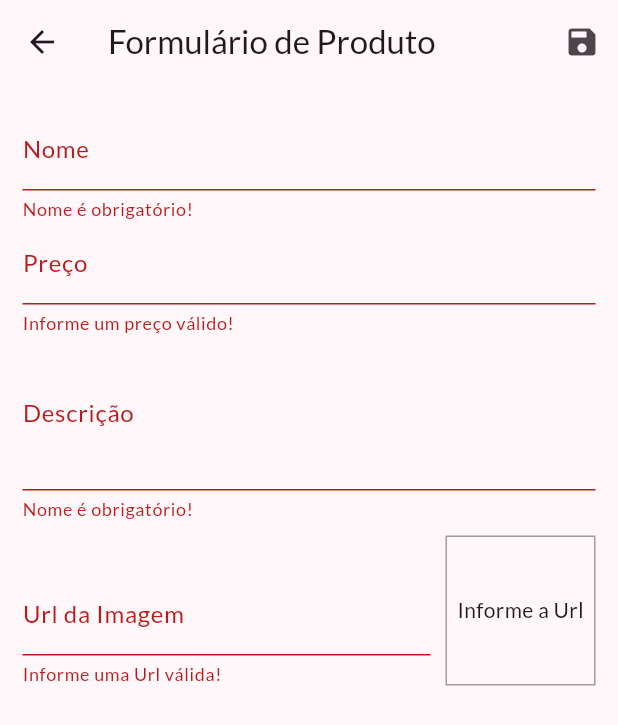
After one commit to camposFabio/udemy_aprenda_flutter_desenvolva_apps_2022, a Flutter app: the ProductFormPage screen opened by its route, after a tap on the "save" icon, on a phone screen of 412 x 824 dp. The commit adds this screen. Shown: the top 725 px of the screen. Run offline on Flutter 3.47's test engine with Material 2 defaults, Android fonts, the phone set to English and light mode, and no system bars; network calls fail.

Commit message:
Section 9 - final

```diff
--- a/shop/lib/components/product_grid.dart
+++ b/shop/lib/components/product_grid.dart
@@ -1,6 +1,6 @@
 import 'package:flutter/material.dart';
 import 'package:provider/provider.dart';
-import 'package:shop/components/product_item.dart';
+import 'package:shop/components/product_grid_item.dart';
 import 'package:shop/models/product.dart';
 import 'package:shop/models/product_list.dart';
 
@@ -29,7 +29,7 @@ class ProductGrid extends StatelessWidget {
       ),
       itemBuilder: (ctx, i) => ChangeNotifierProvider.value(
         value: loadedProducts[i],
-        child: const ProductItem(),
+        child: const ProductGridItem(),
       ),
     );
   }
--- a/shop/lib/main.dart
+++ b/shop/lib/main.dart
@@ -6,6 +6,8 @@ import 'package:shop/models/product_list.dart';
 import 'package:shop/pages/cart_page.dart';
 import 'package:shop/pages/orders_page.dart';
 import 'package:shop/pages/product_detail_page.dart';
+import 'package:shop/pages/product_form_page.dart';
+import 'package:shop/pages/products_page.dart';
 import 'package:shop/pages/products_overview_page.dart';
 import 'package:shop/utils/app_routes.dart';
 
@@ -31,7 +33,7 @@ class MyApp extends StatelessWidget {
         theme: ThemeData(
           primaryColor: Colors.purple,
           colorScheme: ColorScheme.fromSeed(
-            seedColor: Colors.deepPurple,
+            seedColor: Colors.purple,
             secondary: Colors.deepOrange,
           ),
           fontFamily: 'Lato',
@@ -43,6 +45,8 @@ class MyApp extends StatelessWidget {
           AppRoutes.productDetail: (ctx) => const ProductDetailPage(),
           AppRoutes.cart: (ctx) => const CartPage(),
           AppRoutes.orders: (ctx) => const OrderPage(),
+          AppRoutes.products: (ctx) => const ProductsPage(),
+          AppRoutes.productForm: (ctx) => const ProductFormPage(),
         },
       ),
     );
--- /dev/null
+++ b/shop/lib/pages/product_form_page.dart
@@ -0,0 +1,240 @@
+import 'package:flutter/material.dart';
+import 'package:flutter/services.dart';
+import 'package:provider/provider.dart';
+import 'package:shop/models/product.dart';
+import 'package:shop/models/product_list.dart';
+
+class ProductFormPage extends StatefulWidget {
+  const ProductFormPage({super.key});
+
+  @override
+  State<ProductFormPage> createState() => _ProductFormPageState();
+}
+
+class _ProductFormPageState extends State<ProductFormPage> {
+  final _priceFocus = FocusNode();
+  final _descriptionFocus = FocusNode();
+  final _imageUrlFocus = FocusNode();
+
+  final _imageUrlController = TextEditingController();
+
+  final _formKey = GlobalKey<FormState>();
+
+  final _formData = <String, Object>{};
+
+  @override
+  void initState() {
+    super.initState();
+    _imageUrlFocus.addListener(updateImage);
+  }
+
+  @override
+  void didChangeDependencies() {
+    super.didChangeDependencies();
+
+    if (_formData.isEmpty) {
+      final arg = ModalRoute.of(context)?.settings.arguments;
+
+      if (arg != null) {
+        final product = arg as Product;
+
+        _formData['id'] = product.id;
+        _formData['name'] = product.name;
+        _formData['price'] = product.price;
+        _formData['description'] = product.description;
+        _formData['imageUrl'] = product.imageUrl;
+
+        _imageUrlController.text = product.imageUrl;
+      }
+    }
+  }
+
+  @override
+  void dispose() {
+    super.dispose();
+    _priceFocus.dispose();
+    _descriptionFocus.dispose();
+    _imageUrlFocus.removeListener(updateImage);
+    _imageUrlFocus.dispose();
+    _imageUrlController.dispose();
+  }
+
+  void updateImage() {
+    setState(() {});
+  }
+
+  bool isValidImageUrl(String url) {
+    bool isValidUrl = Uri.tryParse(url)?.hasAbsolutePath ?? false;
+
+    bool endsWithFile = url.toLowerCase().endsWith('.png') ||
+        url.toLowerCase().endsWith('.jpg') ||
+        url.toLowerCase().endsWith('.jpeg');
+
+    return isValidUrl && endsWithFile;
+  }
+
+  void _submitForm() {
+    final isValid = _formKey.currentState?.validate() ?? false;
+
+    if (!isValid) {
+      return;
+    }
+    _formKey.currentState?.save();
+
+    Provider.of<ProductList>(
+      context,
+      listen: false,
+    ).saveProduct(_formData);
+    Navigator.of(context).pop();
+  }
+
+  @override
+  Widget build(BuildContext context) {
+    return Scaffold(
+      appBar: AppBar(
+        title: const Text('Formulário de Produto'),
+        actions: [
+          IconButton(
+            onPressed: _submitForm,
+            icon: const Icon(Icons.save),
+          ),
+        ],
+      ),
+      body: Padding(
+        padding: const EdgeInsets.all(15.0),
+        child: Form(
+            key: _formKey,
+            child: ListView(
+              children: [
+                TextFormField(
+                  initialValue: _formData['name']?.toString(),
+                  inputFormatters: [
+                    FilteringTextInputFormatter.deny(RegExp(r'^\s')),
+                  ],
+                  decoration: const InputDecoration(labelText: 'Nome'),
+                  textInputAction: TextInputAction.next,
+                  onFieldSubmitted: (_) {
+                    FocusScope.of(context).requestFocus(_priceFocus);
+                  },
+                  onSaved: (name) => _formData['name'] = name ?? '',
+                  validator: (name) {
+                    final validatorName = name?.trim() ?? '';
+
+                    if (validatorName.trim().isEmpty) {
+                      return 'Nome é obrigatório!';
+                    }
+                    if (validatorName.trim().length < 3) {
+                      return 'Nome precisa de no mínimo 3 letras!';
+                    }
+
+                    return null;
+                  },
+                ),
+                TextFormField(
+                  initialValue: _formData['price']?.toString(),
+                  inputFormatters: [
+                    FilteringTextInputFormatter.deny(RegExp(r'^\s')),
+                  ],
+                  decoration: const InputDecoration(labelText: 'Preço'),
+                  textInputAction: TextInputAction.next,
+                  focusNode: _priceFocus,
+                  keyboardType:
+                      const TextInputType.numberWithOptions(decimal: true),
+                  onFieldSubmitted: (_) {
+                    FocusScope.of(context).requestFocus(_descriptionFocus);
+                  },
+                  onSaved: (price) =>
+                      _formData['price'] = double.parse(price ?? '0'),
+                  validator: (price) {
+                    final priceString = price?.trim() ?? '';
+                    final validatorPrice = double.tryParse(priceString) ?? 0.0;
+
+                    if (validatorPrice <= 0) {
+                      return 'Informe um preço válido!';
+                    }
+
+                    return null;
+                  },
+                ),
+                TextFormField(
+                  initialValue: _formData['description']?.toString(),
+                  inputFormatters: [
+                    FilteringTextInputFormatter.deny(RegExp(r'^\s')),
+                  ],
+                  decoration: const InputDecoration(labelText: 'Descrição'),
+                  //textInputAction: TextInputAction.next,
+                  focusNode: _descriptionFocus,
+                  keyboardType: TextInputType.multiline,
+                  maxLines: 3,
+                  onFieldSubmitted: (_) {
+                    FocusScope.of(context).requestFocus(_imageUrlFocus);
+                  },
+                  onSaved: (description) =>
+                      _formData['description'] = description ?? '',
+                  validator: (description) {
+                    final validatorDescription = description?.trim() ?? '';
+
+                    if (validatorDescription.trim().isEmpty) {
+                      return 'Nome é obrigatório!';
+                    }
+                    if (validatorDescription.trim().length < 10) {
+                      return 'Nome precisa de no mínimo 10 letras!';
+                    }
+
+                    return null;
+                  },
+                ),
+                Row(
+                  crossAxisAlignment: CrossAxisAlignment.end,
+                  children: [
+                    Expanded(
+                      child: TextFormField(
+                        inputFormatters: [
+                          FilteringTextInputFormatter.deny(RegExp(r'^\s')),
+                        ],
+                        decoration:
+                            const InputDecoration(labelText: 'Url da Imagem'),
+                        keyboardType: TextInputType.url,
+                        textInputAction: TextInputAction.done,
+                        focusNode: _imageUrlFocus,
+                        controller: _imageUrlController,
+                        onFieldSubmitted: (_) => _submitForm(),
+                        onSaved: (imageurl) =>
+                            _formData['imageUrl'] = imageurl ?? '',
+                        validator: (imageUrl) {
+                          final String validatorImageUrl =
+                              imageUrl?.trim() ?? '';
+                          if (!isValidImageUrl(validatorImageUrl)) {
+                            return 'Informe uma Url válida!';
+                          }
+                          return null;
+                        },
+                      ),
+                    ),
+                    Container(
+                      height: 100,
+                      width: 100,
+                      margin: const EdgeInsets.only(top: 10, left: 10),
+                      decoration: BoxDecoration(
+                        border: Border.all(color: Colors.grey, width: 1),
+                      ),
+                      alignment: Alignment.center,
+                      child: !isValidImageUrl(_imageUrlController.text)
+                          ? const Text('Informe a Url')
+                          : FittedBox(
+                              fit: BoxFit.cover,
+                              child: Image.network(
+                                _imageUrlController.text,
+                                width: 100,
+                                height: 100,
+                              ),
+                            ),
+                    )
+                  ],
+                ),
+              ],
+            )),
+      ),
+    );
+  }
+}
--- a/shop/lib/utils/app_routes.dart
+++ b/shop/lib/utils/app_routes.dart
@@ -3,4 +3,6 @@ class AppRoutes {
   static const String productDetail = '/product-detail';
   static const String cart = '/cart';
   static const String orders = '/orders';
+  static const String products = '/products';
+  static const String productForm = '/product_form';
 }
```
Also changed, not shown: shop/lib/components/app_drawer.dart (+8 -0 lines), shop/lib/components/cart_item.dart (+23 -0 lines), shop/lib/components/product_grid_item.dart (added, +69 -0 lines), shop/lib/components/product_item.dart (+48 -38 lines), shop/lib/models/cart.dart (+21 -0 lines), shop/lib/models/product_list.dart (+43 -1 lines), shop/lib/pages/products_page.dart (added, +41 -0 lines).
